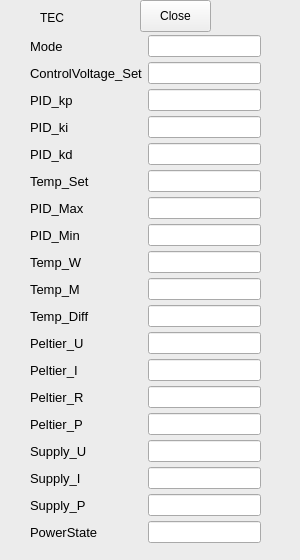
This is test1/TECDisplay.ui in ursl/tessie as Qt 5 draws it before an edit. The edited form follows.
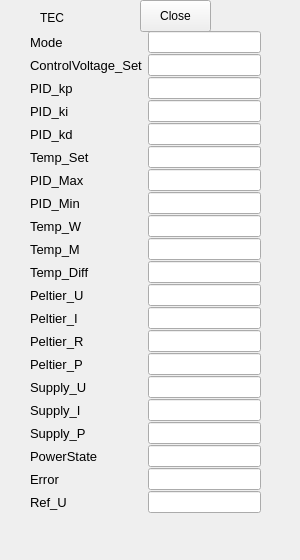
This is the edited form.

Commit message: add (with improved format) display of new variables

```diff
--- a/test1/TECDisplay.ui
+++ b/test1/TECDisplay.ui
@@ -24,39 +24,9 @@
   </property>
   <property name="palette">
    <palette>
-    <active>
-     <colorrole role="Window">
-      <brush brushstyle="SolidPattern">
-       <color alpha="255">
-        <red>240</red>
-        <green>194</green>
-        <blue>130</blue>
-       </color>
-      </brush>
-     </colorrole>
-    </active>
-    <inactive>
-     <colorrole role="Window">
-      <brush brushstyle="SolidPattern">
-       <color alpha="255">
-        <red>236</red>
-        <green>236</green>
-        <blue>236</blue>
-       </color>
-      </brush>
-     </colorrole>
-    </inactive>
-    <disabled>
-     <colorrole role="Window">
-      <brush brushstyle="SolidPattern">
-       <color alpha="255">
-        <red>240</red>
-        <green>194</green>
-        <blue>130</blue>
-       </color>
-      </brush>
-     </colorrole>
-    </disabled>
+    <active/>
+    <inactive/>
+    <disabled/>
    </palette>
   </property>
   <property name="windowTitle">
@@ -87,28 +57,35 @@
      <x>30</x>
      <y>30</y>
      <width>231</width>
-     <height>531</height>
+     <height>491</height>
     </rect>
    </property>
-   <layout class="QGridLayout" name="gridLayout" rowminimumheight="0,0,0,0,0,0,0,0,0,0,0,0,0,0,0,0,0,0,0">
+   <layout class="QGridLayout" name="gridLayout" rowstretch="0,0,0,0,0,0,0,0,0,0,0,0,0,0,0,0,0,0,0,0,0" rowminimumheight="0,0,0,0,0,0,0,0,0,0,0,0,0,0,0,0,0,0,0,0,0">
     <property name="verticalSpacing">
      <number>0</number>
     </property>
-    <item row="11" column="0">
-     <widget class="QLabel" name="label_11">
+    <item row="8" column="1">
+     <widget class="QLineEdit" name="value_08">
       <property name="font">
        <font>
         <family>Arial</family>
-        <pointsize>10</pointsize>
+        <pointsize>8</pointsize>
        </font>
       </property>
-      <property name="text">
-       <string>Peltier_U</string>
+     </widget>
+    </item>
+    <item row="13" column="1">
+     <widget class="QLineEdit" name="value_13">
+      <property name="font">
+       <font>
+        <family>Arial</family>
+        <pointsize>8</pointsize>
+       </font>
       </property>
      </widget>
     </item>
-    <item row="14" column="0">
-     <widget class="QLabel" name="label_14">
+    <item row="18" column="0">
+     <widget class="QLabel" name="label_18">
       <property name="font">
        <font>
         <family>Arial</family>
@@ -116,12 +93,12 @@
        </font>
       </property>
       <property name="text">
-       <string>Peltier_P</string>
+       <string>PowerState</string>
       </property>
      </widget>
     </item>
-    <item row="16" column="1">
-     <widget class="QLineEdit" name="value_16">
+    <item row="3" column="1">
+     <widget class="QLineEdit" name="value_03">
       <property name="font">
        <font>
         <family>Arial</family>
@@ -130,21 +107,18 @@
       </property>
      </widget>
     </item>
-    <item row="12" column="0">
-     <widget class="QLabel" name="label_12">
+    <item row="18" column="1">
+     <widget class="QLineEdit" name="value_18">
       <property name="font">
        <font>
         <family>Arial</family>
-        <pointsize>10</pointsize>
+        <pointsize>8</pointsize>
        </font>
       </property>
-      <property name="text">
-       <string>Peltier_I</string>
-      </property>
      </widget>
     </item>
-    <item row="0" column="1">
-     <widget class="QLineEdit" name="value_00">
+    <item row="14" column="1">
+     <widget class="QLineEdit" name="value_14">
       <property name="font">
        <font>
         <family>Arial</family>
@@ -153,8 +127,8 @@
       </property>
      </widget>
     </item>
-    <item row="9" column="0">
-     <widget class="QLabel" name="label_09">
+    <item row="0" column="0">
+     <widget class="QLabel" name="label_00">
       <property name="font">
        <font>
         <family>Arial</family>
@@ -162,7 +136,30 @@
        </font>
       </property>
       <property name="text">
-       <string>Temp_M</string>
+       <string>Mode</string>
+      </property>
+     </widget>
+    </item>
+    <item row="4" column="0">
+     <widget class="QLabel" name="label_04">
+      <property name="font">
+       <font>
+        <family>Arial</family>
+        <pointsize>10</pointsize>
+       </font>
+      </property>
+      <property name="text">
+       <string>PID_kd</string>
+      </property>
+     </widget>
+    </item>
+    <item row="9" column="1">
+     <widget class="QLineEdit" name="value_09">
+      <property name="font">
+       <font>
+        <family>Arial</family>
+        <pointsize>8</pointsize>
+       </font>
       </property>
      </widget>
     </item>
@@ -179,8 +176,8 @@
       </property>
      </widget>
     </item>
-    <item row="7" column="1">
-     <widget class="QLineEdit" name="value_07">
+    <item row="2" column="1">
+     <widget class="QLineEdit" name="value_02">
       <property name="font">
        <font>
         <family>Arial</family>
@@ -189,8 +186,8 @@
       </property>
      </widget>
     </item>
-    <item row="15" column="0">
-     <widget class="QLabel" name="label_15">
+    <item row="13" column="0">
+     <widget class="QLabel" name="label_13">
       <property name="font">
        <font>
         <family>Arial</family>
@@ -198,7 +195,33 @@
        </font>
       </property>
       <property name="text">
-       <string>Supply_U</string>
+       <string>Peltier_R</string>
+      </property>
+     </widget>
+    </item>
+    <item row="6" column="0">
+     <widget class="QLabel" name="label_06">
+      <property name="font">
+       <font>
+        <family>Arial</family>
+        <pointsize>10</pointsize>
+       </font>
+      </property>
+      <property name="text">
+       <string>PID_Max</string>
+      </property>
+     </widget>
+    </item>
+    <item row="1" column="0">
+     <widget class="QLabel" name="label_01">
+      <property name="font">
+       <font>
+        <family>Arial</family>
+        <pointsize>10</pointsize>
+       </font>
+      </property>
+      <property name="text">
+       <string>ControlVoltage_Set</string>
       </property>
      </widget>
     </item>
@@ -225,8 +248,8 @@
       </property>
      </widget>
     </item>
-    <item row="4" column="1">
-     <widget class="QLineEdit" name="value_04">
+    <item row="5" column="1">
+     <widget class="QLineEdit" name="value_05">
       <property name="font">
        <font>
         <family>Arial</family>
@@ -235,8 +258,8 @@
       </property>
      </widget>
     </item>
-    <item row="6" column="0">
-     <widget class="QLabel" name="label_06">
+    <item row="14" column="0">
+     <widget class="QLabel" name="label_14">
       <property name="font">
        <font>
         <family>Arial</family>
@@ -244,61 +267,47 @@
        </font>
       </property>
       <property name="text">
-       <string>PID_Max</string>
+       <string>Peltier_P</string>
       </property>
      </widget>
     </item>
-    <item row="17" column="1">
-     <widget class="QLineEdit" name="value_17">
+    <item row="7" column="0">
+     <widget class="QLabel" name="label_07">
       <property name="font">
        <font>
         <family>Arial</family>
-        <pointsize>8</pointsize>
+        <pointsize>10</pointsize>
        </font>
       </property>
-     </widget>
-    </item>
-    <item row="3" column="1">
-     <widget class="QLineEdit" name="value_03">
-      <property name="font">
-       <font>
-        <family>Arial</family>
-        <pointsize>8</pointsize>
-       </font>
+      <property name="text">
+       <string>PID_Min</string>
       </property>
      </widget>
     </item>
-    <item row="6" column="1">
-     <widget class="QLineEdit" name="value_06">
+    <item row="5" column="0">
+     <widget class="QLabel" name="label_05">
       <property name="font">
        <font>
         <family>Arial</family>
-        <pointsize>8</pointsize>
-       </font>
-      </property>
-     </widget>
-    </item>
-    <item row="13" column="0">
-     <widget class="QLabel" name="label_13">
-      <property name="font">
-       <font>
-        <family>Arial</family>
         <pointsize>10</pointsize>
        </font>
       </property>
       <property name="text">
-       <string>Peltier_R</string>
+       <string>Temp_Set</string>
       </property>
      </widget>
     </item>
-    <item row="18" column="1">
-     <widget class="QLineEdit" name="value_18">
+    <item row="15" column="0">
+     <widget class="QLabel" name="label_15">
       <property name="font">
        <font>
         <family>Arial</family>
-        <pointsize>8</pointsize>
+        <pointsize>10</pointsize>
        </font>
       </property>
+      <property name="text">
+       <string>Supply_U</string>
+      </property>
      </widget>
     </item>
     <item row="2" column="0">
@@ -314,8 +323,8 @@
       </property>
      </widget>
     </item>
-    <item row="15" column="1">
-     <widget class="QLineEdit" name="value_15">
+    <item row="6" column="1">
+     <widget class="QLineEdit" name="value_06">
       <property name="font">
        <font>
         <family>Arial</family>
@@ -324,6 +333,52 @@
       </property>
      </widget>
     </item>
+    <item row="0" column="1">
+     <widget class="QLineEdit" name="value_00">
+      <property name="font">
+       <font>
+        <family>Arial</family>
+        <pointsize>8</pointsize>
+       </font>
+      </property>
+     </widget>
+    </item>
+    <item row="12" column="0">
+     <widget class="QLabel" name="label_12">
+      <property name="font">
+       <font>
+        <family>Arial</family>
+        <pointsize>10</pointsize>
+       </font>
+      </property>
+      <property name="text">
+       <string>Peltier_I</string>
+      </property>
+     </widget>
+    </item>
+    <item row="4" column="1">
+     <widget class="QLineEdit" name="value_04">
+      <property name="font">
+       <font>
+        <family>Arial</family>
+        <pointsize>8</pointsize>
+       </font>
+      </property>
+     </widget>
+    </item>
+    <item row="11" column="0">
+     <widget class="QLabel" name="label_11">
+      <property name="font">
+       <font>
+        <family>Arial</family>
+        <pointsize>10</pointsize>
+       </font>
+      </property>
+      <property name="text">
+       <string>Peltier_U</string>
+      </property>
+     </widget>
+    </item>
     <item row="12" column="1">
      <widget class="QLineEdit" name="value_12">
       <property name="font">
@@ -334,85 +389,6 @@
       </property>
      </widget>
     </item>
-    <item row="9" column="1">
-     <widget class="QLineEdit" name="value_09">
-      <property name="font">
-       <font>
-        <family>Arial</family>
-        <pointsize>8</pointsize>
-       </font>
-      </property>
-     </widget>
-    </item>
-    <item row="4" column="0">
-     <widget class="QLabel" name="label_04">
-      <property name="font">
-       <font>
-        <family>Arial</family>
-        <pointsize>10</pointsize>
-       </font>
-      </property>
-      <property name="text">
-       <string>PID_kd</string>
-      </property>
-     </widget>
-    </item>
-    <item row="10" column="0">
-     <widget class="QLabel" name="label_10">
-      <property name="font">
-       <font>
-        <family>Arial</family>
-        <pointsize>10</pointsize>
-       </font>
-      </property>
-      <property name="text">
-       <string>Temp_Diff</string>
-      </property>
-     </widget>
-    </item>
-    <item row="10" column="1">
-     <widget class="QLineEdit" name="value_10">
-      <property name="font">
-       <font>
-        <family>Arial</family>
-        <pointsize>8</pointsize>
-       </font>
-      </property>
-     </widget>
-    </item>
-    <item row="2" column="1">
-     <widget class="QLineEdit" name="value_02">
-      <property name="font">
-       <font>
-        <family>Arial</family>
-        <pointsize>8</pointsize>
-       </font>
-      </property>
-     </widget>
-    </item>
-    <item row="1" column="0">
-     <widget class="QLabel" name="label_01">
-      <property name="font">
-       <font>
-        <family>Arial</family>
-        <pointsize>10</pointsize>
-       </font>
-      </property>
-      <property name="text">
-       <string>ControlVoltage_Set</string>
-      </property>
-     </widget>
-    </item>
-    <item row="13" column="1">
-     <widget class="QLineEdit" name="value_13">
-      <property name="font">
-       <font>
-        <family>Arial</family>
-        <pointsize>8</pointsize>
-       </font>
-      </property>
-     </widget>
-    </item>
     <item row="17" column="0">
      <widget class="QLabel" name="label_17">
       <property name="font">
@@ -426,6 +402,26 @@
       </property>
      </widget>
     </item>
+    <item row="7" column="1">
+     <widget class="QLineEdit" name="value_07">
+      <property name="font">
+       <font>
+        <family>Arial</family>
+        <pointsize>8</pointsize>
+       </font>
+      </property>
+     </widget>
+    </item>
+    <item row="17" column="1">
+     <widget class="QLineEdit" name="value_17">
+      <property name="font">
+       <font>
+        <family>Arial</family>
+        <pointsize>8</pointsize>
+       </font>
+      </property>
+     </widget>
+    </item>
     <item row="3" column="0">
      <widget class="QLabel" name="label_03">
       <property name="font">
@@ -449,8 +445,8 @@
       </property>
      </widget>
     </item>
-    <item row="8" column="1">
-     <widget class="QLineEdit" name="value_08">
+    <item row="16" column="1">
+     <widget class="QLineEdit" name="value_16">
       <property name="font">
        <font>
         <family>Arial</family>
@@ -459,8 +455,8 @@
       </property>
      </widget>
     </item>
-    <item row="0" column="0">
-     <widget class="QLabel" name="label_00">
+    <item row="9" column="0">
+     <widget class="QLabel" name="label_09">
       <property name="font">
        <font>
         <family>Arial</family>
@@ -468,22 +464,25 @@
        </font>
       </property>
       <property name="text">
-       <string>Mode</string>
+       <string>Temp_M</string>
       </property>
      </widget>
     </item>
-    <item row="14" column="1">
-     <widget class="QLineEdit" name="value_14">
+    <item row="10" column="0">
+     <widget class="QLabel" name="label_10">
       <property name="font">
        <font>
         <family>Arial</family>
-        <pointsize>8</pointsize>
+        <pointsize>10</pointsize>
        </font>
       </property>
+      <property name="text">
+       <string>Temp_Diff</string>
+      </property>
      </widget>
     </item>
-    <item row="5" column="0">
-     <widget class="QLabel" name="label_05">
+    <item row="19" column="0">
+     <widget class="QLabel" name="label_19">
       <property name="font">
        <font>
         <family>Arial</family>
@@ -491,25 +490,22 @@
        </font>
       </property>
       <property name="text">
-       <string>Temp_Set</string>
+       <string>Error</string>
       </property>
      </widget>
     </item>
-    <item row="18" column="0">
-     <widget class="QLabel" name="label_18">
+    <item row="15" column="1">
+     <widget class="QLineEdit" name="value_15">
       <property name="font">
        <font>
         <family>Arial</family>
-        <pointsize>10</pointsize>
+        <pointsize>8</pointsize>
        </font>
       </property>
-      <property name="text">
-       <string>PowerState</string>
-      </property>
      </widget>
     </item>
-    <item row="5" column="1">
-     <widget class="QLineEdit" name="value_05">
+    <item row="10" column="1">
+     <widget class="QLineEdit" name="value_10">
       <property name="font">
        <font>
         <family>Arial</family>
@@ -518,8 +514,8 @@
       </property>
      </widget>
     </item>
-    <item row="7" column="0">
-     <widget class="QLabel" name="label_07">
+    <item row="20" column="0">
+     <widget class="QLabel" name="label_20">
       <property name="font">
        <font>
         <family>Arial</family>
@@ -527,7 +523,27 @@
        </font>
       </property>
       <property name="text">
-       <string>PID_Min</string>
+       <string>Ref_U</string>
+      </property>
+     </widget>
+    </item>
+    <item row="19" column="1">
+     <widget class="QLineEdit" name="value_19">
+      <property name="font">
+       <font>
+        <family>Arial</family>
+        <pointsize>8</pointsize>
+       </font>
+      </property>
+     </widget>
+    </item>
+    <item row="20" column="1">
+     <widget class="QLineEdit" name="value_20">
+      <property name="font">
+       <font>
+        <family>Arial</family>
+        <pointsize>8</pointsize>
+       </font>
       </property>
      </widget>
     </item>
```
Left out of the diff: 24 changed lines with no effect on the pictures. The commit also changes 3 other files.
